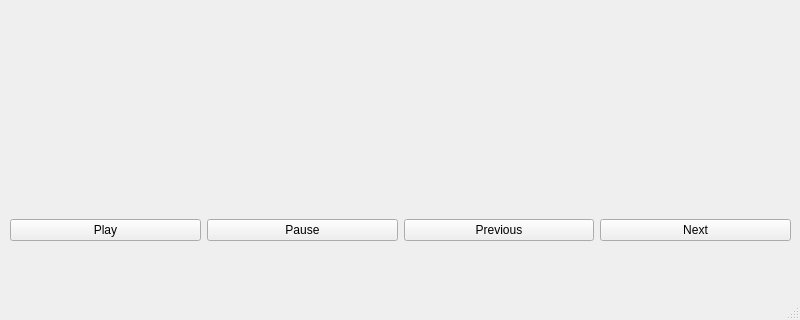
The window that mainwindow.ui (Rubytox/BlindTestAnime) describes before a commit, drawn with Qt 5; both pictures show x 0 to 800 and y 280 to 600 of the 800 by 600 pixel window.
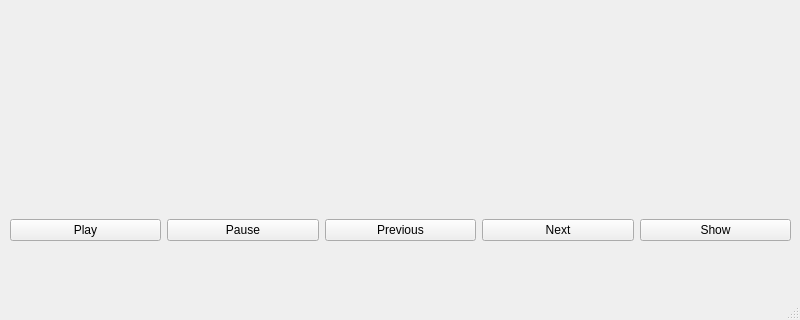
The same window after the commit.

Commit message: Before distclean

Patch:
```diff
--- a/mainwindow.ui
+++ b/mainwindow.ui
@@ -67,6 +67,13 @@
        </property>
       </widget>
      </item>
+     <item>
+      <widget class="QPushButton" name="buttonToggleVideo">
+       <property name="text">
+        <string>Show</string>
+       </property>
+      </widget>
+     </item>
     </layout>
    </widget>
   </widget>
```
The commit also changes 2 other files.
